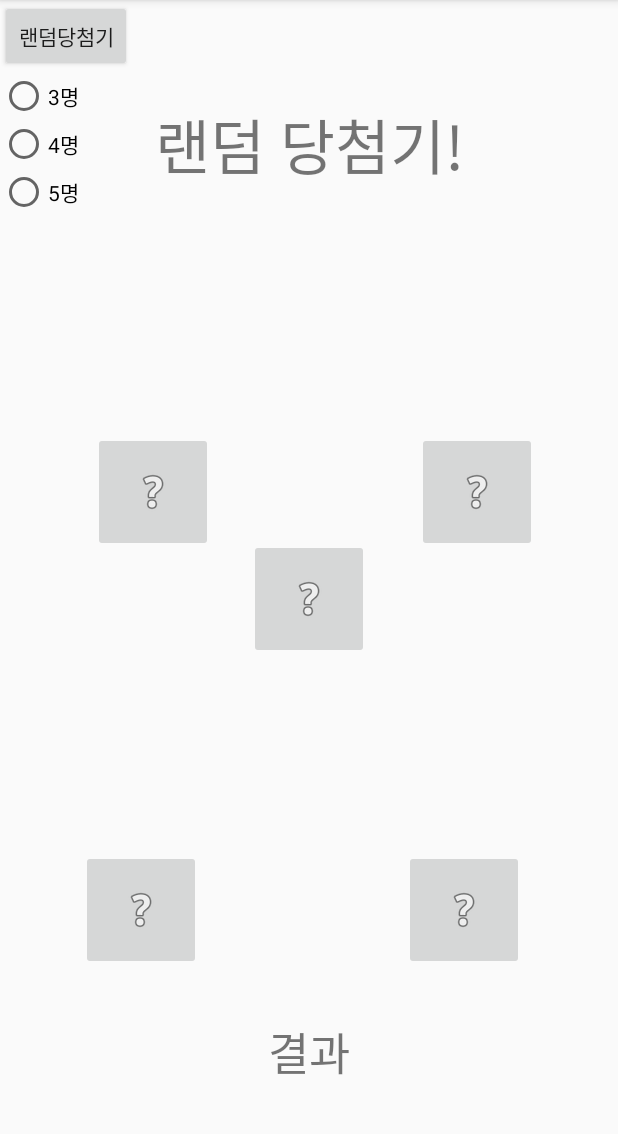
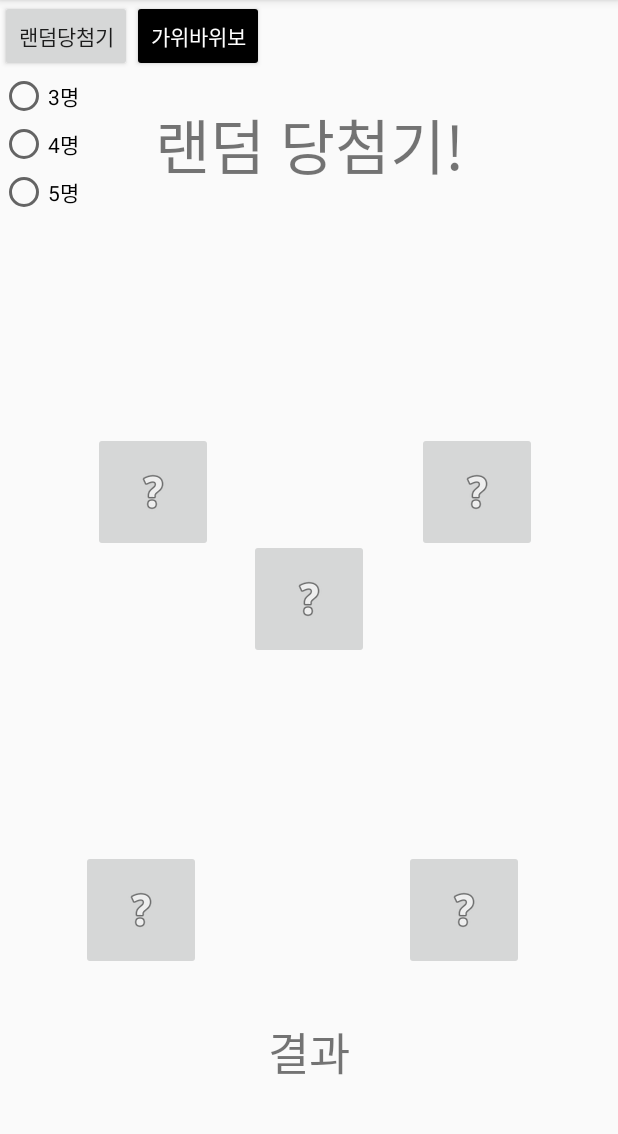
Before and after one commit to Jinyon92/Android_simpleGame, an Android app: the screen it shows after launch (MainActivity), after a tap on "랜덤당첨기", on a phone screen of 412 x 824 dp, the part 84-1218 px from its top. Run offline under Robolectric (Android 15) with nearby library versions, the phone set to English and light mode, and no system bars.

Commit message:
4st 프래그먼트 + 수정

```diff
--- a/app/src/main/java/jin/drawinglots/MainActivity.java
+++ b/app/src/main/java/jin/drawinglots/MainActivity.java
@@ -7,19 +7,28 @@ import android.widget.Button;
 
 public class MainActivity extends AppCompatActivity {
 
-    Button button3;
+    Button button3,button4;
     MainFragment fragment1;
+    MainRockscissorspaper fragment2;
     @Override
     protected void onCreate(Bundle savedInstanceState) {
         super.onCreate(savedInstanceState);
         setContentView(R.layout.activity_main);
 
         fragment1 = new MainFragment();
+        fragment2 = new MainRockscissorspaper();
         button3 = (Button) findViewById(R.id.button3);
+        button4 = (Button) findViewById(R.id.button4);
         button3.setOnClickListener(new View.OnClickListener() {
             @Override
             public void onClick(View v) {
-                getFragmentManager().beginTransaction().add(R.id.container,fragment1).commit();
+                getFragmentManager().beginTransaction().replace(R.id.container,fragment1).commit();
+            }
+        });
+        button4.setOnClickListener(new View.OnClickListener() {
+            @Override
+            public void onClick(View v) {
+                getFragmentManager().beginTransaction().replace(R.id.container,fragment2).commit();
             }
         });
     }
--- a/app/src/main/java/jin/drawinglots/MainFragment.java
+++ b/app/src/main/java/jin/drawinglots/MainFragment.java
@@ -40,7 +40,8 @@ public class MainFragment extends Fragment implements View.OnClickListener {
         imagebutton2 = (ImageButton) rootView.findViewById(R.id.imageButton2);
         imagebutton3 = (ImageButton) rootView.findViewById(R.id.imageButton3);
         imagebutton4 = (ImageButton) rootView.findViewById(R.id.imageButton4);
-        imagebutton5 = (ImageButton) rootView.findViewById(R.id.imageButton4);
+        imagebutton5 = (ImageButton) rootView.findViewById(R.id.imageButton5);
+
         button = (Button) rootView.findViewById(R.id.button);
         result_msg = (TextView) rootView.findViewById(R.id.result_msg);
         randomNumber = new Random().nextInt(4) + 1;
--- /dev/null
+++ b/app/src/main/java/jin/drawinglots/MainRockscissorspaper.java
@@ -0,0 +1,22 @@
+package jin.drawinglots;
+
+import android.app.Fragment;
+import android.os.Bundle;
+import android.support.annotation.Nullable;
+import android.view.LayoutInflater;
+import android.view.View;
+import android.view.ViewGroup;
+
+/**
+ * Created by chjh0 on 2017-06-06.
+ */
+
+public class MainRockscissorspaper extends Fragment {
+    @Nullable
+    @Override
+    public View onCreateView(LayoutInflater inflater, @Nullable ViewGroup container, Bundle savedInstanceState) {
+        ViewGroup rootView2 = (ViewGroup) inflater.inflate(R.layout.rockscissorspaper_main, container, false);
+
+        return rootView2;
+    }
+}
--- a/app/src/main/res/layout/activity_main.xml
+++ b/app/src/main/res/layout/activity_main.xml
@@ -26,4 +26,15 @@
             android:layout_height="match_parent"></fragment>
         -->
     </FrameLayout>
+
+    <Button
+        android:id="@+id/button4"
+        android:layout_width="wrap_content"
+        android:layout_height="wrap_content"
+        android:layout_alignParentTop="true"
+        android:layout_toEndOf="@+id/button3"
+        android:layout_toRightOf="@+id/button3"
+        android:backgroundTint="@android:color/background_dark"
+        android:text="가위바위보"
+        android:textColor="@android:color/white" />
 </RelativeLayout>
--- /dev/null
+++ b/app/src/main/res/layout/rockscissorspaper_main.xml
@@ -0,0 +1,6 @@
+<?xml version="1.0" encoding="utf-8"?>
+<LinearLayout xmlns:android="http://schemas.android.com/apk/res/android"
+    android:orientation="vertical" android:layout_width="match_parent"
+    android:layout_height="match_parent">
+
+</LinearLayout>
```
